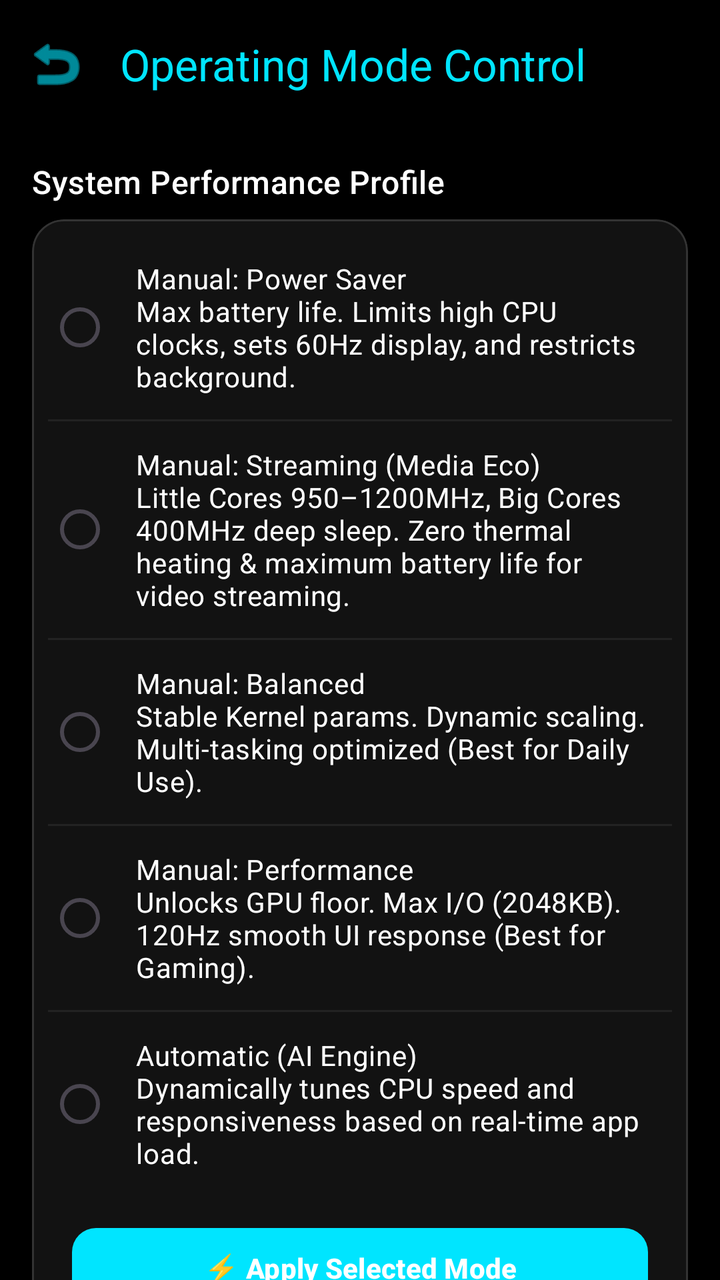
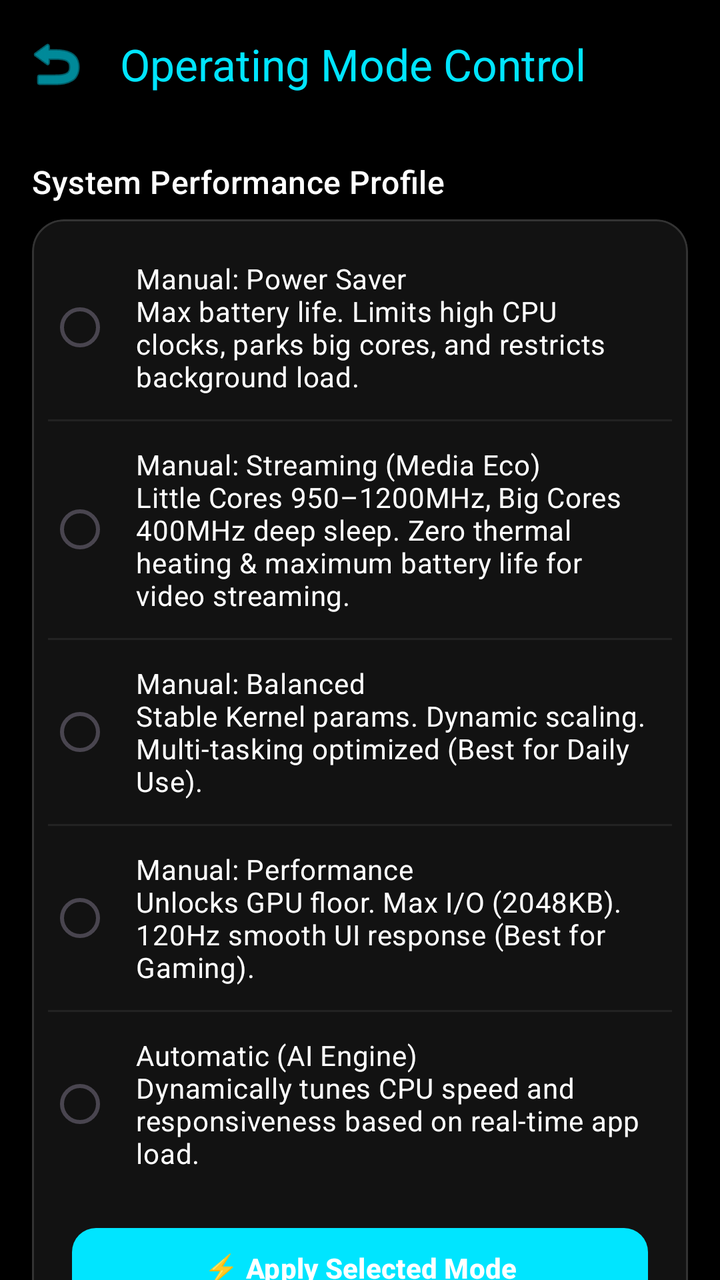

Before-and-after screenshots of an Android layout around one commit, followed by the original layout XML and the change that was made.
<!-- AndroidManifest.xml: activity theme Theme.PhoneControl -->
<!-- res/layout/activity_mode_control.xml -->
<?xml version="1.0" encoding="utf-8"?>
<LinearLayout xmlns:android="http://schemas.android.com/apk/res/android"
    xmlns:app="http://schemas.android.com/apk/res-auto"
    android:layout_width="match_parent"
    android:layout_height="match_parent"
    android:orientation="vertical"
    android:background="@android:color/black"
    android:fitsSystemWindows="true">

    <com.google.android.material.appbar.MaterialToolbar
        android:id="@+id/toolbarModeControl"
        android:layout_width="match_parent"
        android:layout_height="?attr/actionBarSize"
        app:title="Operating Mode Control"
        app:titleTextColor="@color/color_mode"
        app:navigationIcon="@android:drawable/ic_menu_revert"
        app:navigationIconTint="@color/color_mode" />

    <androidx.core.widget.NestedScrollView
        android:layout_width="match_parent"
        android:layout_height="match_parent">

        <LinearLayout
            android:layout_width="match_parent"
            android:layout_height="wrap_content"
            android:orientation="vertical"
            android:padding="16dp">

            <TextView
                android:layout_width="wrap_content"
                android:layout_height="wrap_content"
                android:text="System Performance Profile"
                android:textColor="@android:color/white"
                android:textAppearance="@style/TextAppearance.Material3.TitleMedium"
                android:layout_marginBottom="8dp" />

            <com.google.android.material.card.MaterialCardView
                android:layout_width="match_parent"
                android:layout_height="wrap_content"
                android:layout_marginBottom="20dp"
                app:cardCornerRadius="16dp"
                app:cardElevation="0dp"
                app:cardBackgroundColor="#121212"
                app:strokeWidth="1dp"
                app:strokeColor="#333333">

                <RadioGroup
                    android:id="@+id/rgModes"
                    android:layout_width="match_parent"
                    android:layout_height="wrap_content"
                    android:padding="8dp">

                    <RadioButton
                        android:id="@+id/rbPowerSaver"
                        android:layout_width="match_parent"
                        android:layout_height="wrap_content"
                        android:padding="12dp"
                        android:text="Manual: Power Saver\nMax battery life. Limits high CPU clocks, sets 60Hz display, and restricts background."
                        android:textColor="@android:color/white"
                        android:buttonTint="@color/color_mode"
                        android:textSize="14sp" />

                    <View android:layout_width="match_parent" android:layout_height="1dp" android:background="#222222" />

                    <RadioButton
                        android:id="@+id/rbStreaming"
                        android:layout_width="match_parent"
                        android:layout_height="wrap_content"
                        android:padding="12dp"
                        android:text="Manual: Streaming (Media Eco)\nLittle Cores 950–1200MHz, Big Cores 400MHz deep sleep. Zero thermal heating &amp; maximum battery life for video streaming."
                        android:textColor="@android:color/white"
                        android:buttonTint="@color/color_mode"
                        android:textSize="14sp" />

                    <View android:layout_width="match_parent" android:layout_height="1dp" android:background="#222222" />

                    <RadioButton
                        android:id="@+id/rbBalance"
                        android:layout_width="match_parent"
                        android:layout_height="wrap_content"
                        android:padding="12dp"
                        android:text="Manual: Balanced\nStable Kernel params. Dynamic scaling. Multi-tasking optimized (Best for Daily Use)."
                        android:textColor="@android:color/white"
                        android:buttonTint="@color/color_mode"
                        android:textSize="14sp" />

                    <View android:layout_width="match_parent" android:layout_height="1dp" android:background="#222222" />

                    <RadioButton
                        android:id="@+id/rbPerformance"
                        android:layout_width="match_parent"
                        android:layout_height="wrap_content"
                        android:padding="12dp"
                        android:text="Manual: Performance\nUnlocks GPU floor. Max I/O (2048KB). 120Hz smooth UI response (Best for Gaming)."
                        android:textColor="@android:color/white"
                        android:buttonTint="@color/color_mode"
                        android:textSize="14sp" />

                    <View android:layout_width="match_parent" android:layout_height="1dp" android:background="#222222" />

                    <RadioButton
                        android:id="@+id/rbAutomatic"
                        android:layout_width="match_parent"
                        android:layout_height="wrap_content"
                        android:padding="12dp"
                        android:text="Automatic (AI Engine)\nDynamically tunes CPU speed and responsiveness based on real-time app load."
                        android:textColor="@android:color/white"
                        android:buttonTint="@color/color_mode"
                        android:textSize="14sp" />

                    
                    <LinearLayout
                        android:id="@+id/layoutFocusSettings"
                        android:layout_width="match_parent"
                        android:layout_height="wrap_content"
                        android:orientation="vertical"
                        android:paddingStart="32dp"
                        android:paddingEnd="16dp"
                        android:paddingBottom="16dp"
                        android:visibility="gone">

                        <TextView
                            android:layout_width="wrap_content"
                            android:layout_height="wrap_content"
                            android:text="Automatic Focus Selection:"
                            android:textColor="#AAAAAA"
                            android:textSize="12sp"
                            android:layout_marginBottom="8dp" />

                        <RadioGroup
                            android:id="@+id/rgFocus"
                            android:layout_width="match_parent"
                            android:layout_height="wrap_content">

                            <RadioButton
                                android:id="@+id/rbFocusBattery"
                                android:layout_width="match_parent"
                                android:layout_height="wrap_content"
                                android:text="Battery Saver Focus\nPrioritize efficiency, boost only when needed."
                                android:textColor="@android:color/white"
                                android:buttonTint="@color/color_mode"
                                android:textSize="13sp" />

                            <RadioButton
                                android:id="@+id/rbFocusDaily"
                                android:layout_width="match_parent"
                                android:layout_height="wrap_content"
                                android:text="Daily Usage Focus\nSmart balance between speed and battery."
                                android:textColor="@android:color/white"
                                android:buttonTint="@color/color_mode"
                                android:textSize="13sp" />

                            <RadioButton
                                android:id="@+id/rbFocusMultitasking"
                                android:layout_width="match_parent"
                                android:layout_height="wrap_content"
                                android:text="Multitasking Focus\nDynamic performance for heavy multitasking."
                                android:textColor="@android:color/white"
                                android:buttonTint="@color/color_mode"
                                android:textSize="13sp" />
                        </RadioGroup>
                    </LinearLayout>

                    <com.google.android.material.button.MaterialButton
                        android:id="@+id/btnApplyMode"
                        android:layout_width="match_parent"
                        android:layout_height="48dp"
                        android:layout_margin="12dp"
                        android:text="⚡ Apply Selected Mode"
                        android:textColor="@android:color/white"
                        android:textStyle="bold"
                        android:textSize="14sp"
                        app:backgroundTint="@color/color_mode"
                        app:cornerRadius="12dp" />

                </RadioGroup>
            </com.google.android.material.card.MaterialCardView>

            
            <com.google.android.material.card.MaterialCardView
                android:id="@+id/cardDisplayRefreshShortcut"
                android:layout_width="match_parent"
                android:layout_height="wrap_content"
                android:layout_marginBottom="20dp"
                app:cardCornerRadius="16dp"
                app:cardBackgroundColor="#001824"
                app:strokeWidth="1dp"
                app:strokeColor="#00E5FF"
                android:clickable="true"
                android:focusable="true">

                <LinearLayout
                    android:layout_width="match_parent"
                    android:layout_height="wrap_content"
                    android:orientation="horizontal"
                    android:padding="16dp"
                    android:gravity="center_vertical">
                    <ImageView
                        android:layout_width="28dp"
                        android:layout_height="28dp"
                        android:src="@android:drawable/ic_menu_view"
                        app:tint="#00E5FF" />
                    <LinearLayout
                        android:layout_width="0dp"
                        android:layout_height="wrap_content"
                        android:layout_weight="1"
                        android:layout_marginStart="16dp"
                        android:orientation="vertical">
                        <TextView
                            android:layout_width="wrap_content"
                            android:layout_height="wrap_content"
                            android:text="Custom Display Refresh Rate"
                            android:textColor="@android:color/white"
                            android:textStyle="bold"
                            android:textSize="14sp" />
                        <TextView
                            android:id="@+id/tvCurrentRefreshSummary"
                            android:layout_width="wrap_content"
                            android:layout_height="wrap_content"
                            android:layout_marginTop="2dp"
                            android:text="Current: Dynamic (Auto)"
                            android:textColor="#80DEEA"
                            android:textSize="11sp" />
                    </LinearLayout>
                    <TextView
                        android:layout_width="wrap_content"
                        android:layout_height="wrap_content"
                        android:text="CUSTOMIZE →"
                        android:textColor="#00E5FF"
                        android:textSize="11sp"
                        android:textStyle="bold" />
                </LinearLayout>
            </com.google.android.material.card.MaterialCardView>

        </LinearLayout>
    </androidx.core.widget.NestedScrollView>

</LinearLayout>
<!-- resources referenced by this layout -->
<resources>
  <color name="color_mode">#00E5FF</color>
  <style name="Theme.PhoneControl" parent="Theme.Material3.DayNight.NoActionBar">
          
          <item name="colorPrimary">@color/purple_500</item>
          <item name="colorPrimaryVariant">@color/purple_700</item>
          <item name="colorOnPrimary">@color/white</item>
          
          <item name="colorSecondary">@color/teal_200</item>
          <item name="colorSecondaryVariant">@color/teal_700</item>
          <item name="colorOnSecondary">@color/black</item>
          
          <item name="android:statusBarColor">@android:color/black</item>
          <item name="android:windowLightStatusBar" tools:targetApi="m">false</item>
          
          
          
      </style>
  <color name="purple_500">#FF6200EE</color>
  <color name="purple_700">#FF3700B3</color>
  <color name="white">#FFFFFFFF</color>
  <color name="teal_200">#FF03DAC5</color>
  <color name="teal_700">#FF018786</color>
  <color name="black">#FF000000</color>
</resources>

<!-- the commit's change to res/layout/activity_mode_control.xml (unified diff, before → after) -->
@@ -44,69 +44,76 @@
                 app:strokeWidth="1dp"
                 app:strokeColor="#333333">
 
-                <RadioGroup
-                    android:id="@+id/rgModes"
+                <LinearLayout
                     android:layout_width="match_parent"
                     android:layout_height="wrap_content"
+                    android:orientation="vertical"
                     android:padding="8dp">
 
-                    <RadioButton
-                        android:id="@+id/rbPowerSaver"
+                    <RadioGroup
+                        android:id="@+id/rgModes"
                         android:layout_width="match_parent"
-                        android:layout_height="wrap_content"
-                        android:padding="12dp"
-                        android:text="Manual: Power Saver\nMax battery life. Limits high CPU clocks, sets 60Hz display, and restricts background."
-                        android:textColor="@android:color/white"
-                        android:buttonTint="@color/color_mode"
-                        android:textSize="14sp" />
-
-                    <View android:layout_width="match_parent" android:layout_height="1dp" android:background="#222222" />
-
-                    <RadioButton
-                        android:id="@+id/rbStreaming"
-                        android:layout_width="match_parent"
-                        android:layout_height="wrap_content"
-                        android:padding="12dp"
-                        android:text="Manual: Streaming (Media Eco)\nLittle Cores 950–1200MHz, Big Cores 400MHz deep sleep. Zero thermal heating &amp; maximum battery life for video streaming."
-                        android:textColor="@android:color/white"
-                        android:buttonTint="@color/color_mode"
-                        android:textSize="14sp" />
-
-                    <View android:layout_width="match_parent" android:layout_height="1dp" android:background="#222222" />
-
-                    <RadioButton
-                        android:id="@+id/rbBalance"
-                        android:layout_width="match_parent"
-                        android:layout_height="wrap_content"
-                        android:padding="12dp"
-                        android:text="Manual: Balanced\nStable Kernel params. Dynamic scaling. Multi-tasking optimized (Best for Daily Use)."
-                        android:textColor="@android:color/white"
-                        android:buttonTint="@color/color_mode"
-                        android:textSize="14sp" />
-
-                    <View android:layout_width="match_parent" android:layout_height="1dp" android:background="#222222" />
-
-                    <RadioButton
-                        android:id="@+id/rbPerformance"
-                        android:layout_width="match_parent"
-                        android:layout_height="wrap_content"
-                        android:padding="12dp"
-                        android:text="Manual: Performance\nUnlocks GPU floor. Max I/O (2048KB). 120Hz smooth UI response (Best for Gaming)."
-                        android:textColor="@android:color/white"
-                        android:buttonTint="@color/color_mode"
-                        android:textSize="14sp" />
-
-                    <View android:layout_width="match_parent" android:layout_height="1dp" android:background="#222222" />
-
-                    <RadioButton
-                        android:id="@+id/rbAutomatic"
-                        android:layout_width="match_parent"
-                        android:layout_height="wrap_content"
-                        android:padding="12dp"
-                        android:text="Automatic (AI Engine)\nDynamically tunes CPU speed and responsiveness based on real-time app load."
-                        android:textColor="@android:color/white"
-                        android:buttonTint="@color/color_mode"
-                        android:textSize="14sp" />
+                        android:layout_height="wrap_content">
+
+                        <RadioButton
+                            android:id="@+id/rbPowerSaver"
+                            android:layout_width="match_parent"
+                            android:layout_height="wrap_content"
+                            android:padding="12dp"
+                            android:text="Manual: Power Saver\nMax battery life. Limits high CPU clocks, parks big cores, and restricts background load."
+                            android:textColor="@android:color/white"
+                            android:buttonTint="@color/color_mode"
+                            android:textSize="14sp" />
+
+                        <View android:layout_width="match_parent" android:layout_height="1dp" android:background="#222222" />
+
+                        <RadioButton
+                            android:id="@+id/rbStreaming"
+                            android:layout_width="match_parent"
+                            android:layout_height="wrap_content"
+                            android:padding="12dp"
+                            android:text="Manual: Streaming (Media Eco)\nLittle Cores 950–1200MHz, Big Cores 400MHz deep sleep. Zero thermal heating &amp; maximum battery life for video streaming."
+                            android:textColor="@android:color/white"
+                            android:buttonTint="@color/color_mode"
+                            android:textSize="14sp" />
+
+                        <View android:layout_width="match_parent" android:layout_height="1dp" android:background="#222222" />
+
+                        <RadioButton
+                            android:id="@+id/rbBalance"
+                            android:layout_width="match_parent"
+                            android:layout_height="wrap_content"
+                            android:padding="12dp"
+                            android:text="Manual: Balanced\nStable Kernel params. Dynamic scaling. Multi-tasking optimized (Best for Daily Use)."
+                            android:textColor="@android:color/white"
+                            android:buttonTint="@color/color_mode"
+                            android:textSize="14sp" />
+
+                        <View android:layout_width="match_parent" android:layout_height="1dp" android:background="#222222" />
+
+                        <RadioButton
+                            android:id="@+id/rbPerformance"
+                            android:layout_width="match_parent"
+                            android:layout_height="wrap_content"
+                            android:padding="12dp"
+                            android:text="Manual: Performance\nUnlocks GPU floor. Max I/O (2048KB). 120Hz smooth UI response (Best for Gaming)."
+                            android:textColor="@android:color/white"
+                            android:buttonTint="@color/color_mode"
+                            android:textSize="14sp" />
+
+                        <View android:layout_width="match_parent" android:layout_height="1dp" android:background="#222222" />
+
+                        <RadioButton
+                            android:id="@+id/rbAutomatic"
+                            android:layout_width="match_parent"
+                            android:layout_height="wrap_content"
+                            android:padding="12dp"
+                            android:text="Automatic (AI Engine)\nDynamically tunes CPU speed and responsiveness based on real-time app load."
+                            android:textColor="@android:color/white"
+                            android:buttonTint="@color/color_mode"
+                            android:textSize="14sp" />
+
+                    </RadioGroup>
 
                     
                     <LinearLayout
@@ -161,6 +168,7 @@
                         </RadioGroup>
                     </LinearLayout>
 
+                    
                     <com.google.android.material.button.MaterialButton
                         android:id="@+id/btnApplyMode"
                         android:layout_width="match_parent"
@@ -173,7 +181,7 @@
                         app:backgroundTint="@color/color_mode"
                         app:cornerRadius="12dp" />
 
-                </RadioGroup>
+                </LinearLayout>
             </com.google.android.material.card.MaterialCardView>
 
             
